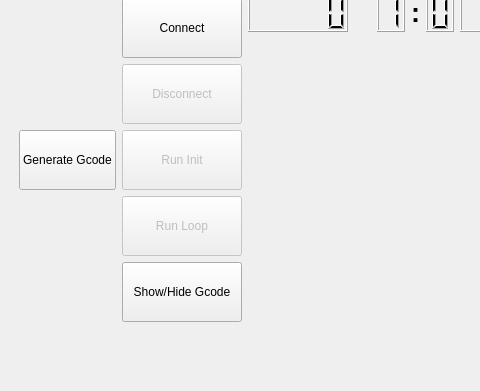
Old version of the form VentUI.ui in the repository jibonaronno/Rhythm; both pictures show x 0 to 480 and y 209 to 600 of the 1024 by 600 pixel window.
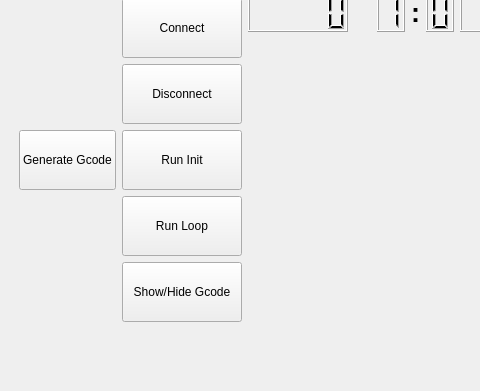
New version of the form.

The edit to the form file:
```diff
--- a/VentUI.ui
+++ b/VentUI.ui
@@ -73,7 +73,7 @@
           <item row="7" column="1">
            <widget class="QPushButton" name="runloop">
             <property name="enabled">
-             <bool>false</bool>
+             <bool>true</bool>
             </property>
             <property name="minimumSize">
              <size>
@@ -102,7 +102,7 @@
           <item row="6" column="1">
            <widget class="QPushButton" name="btninit">
             <property name="enabled">
-             <bool>false</bool>
+             <bool>true</bool>
             </property>
             <property name="minimumSize">
              <size>
@@ -118,7 +118,7 @@
           <item row="4" column="1">
            <widget class="QPushButton" name="disconnect">
             <property name="enabled">
-             <bool>false</bool>
+             <bool>true</bool>
             </property>
             <property name="minimumSize">
              <size>
```
